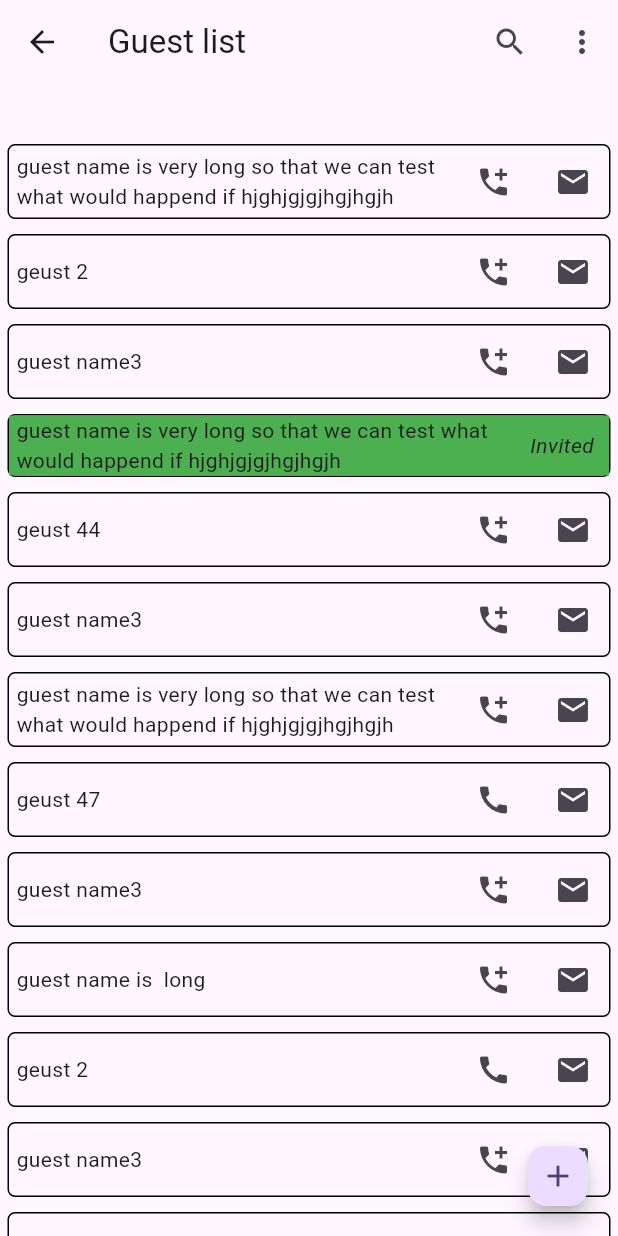
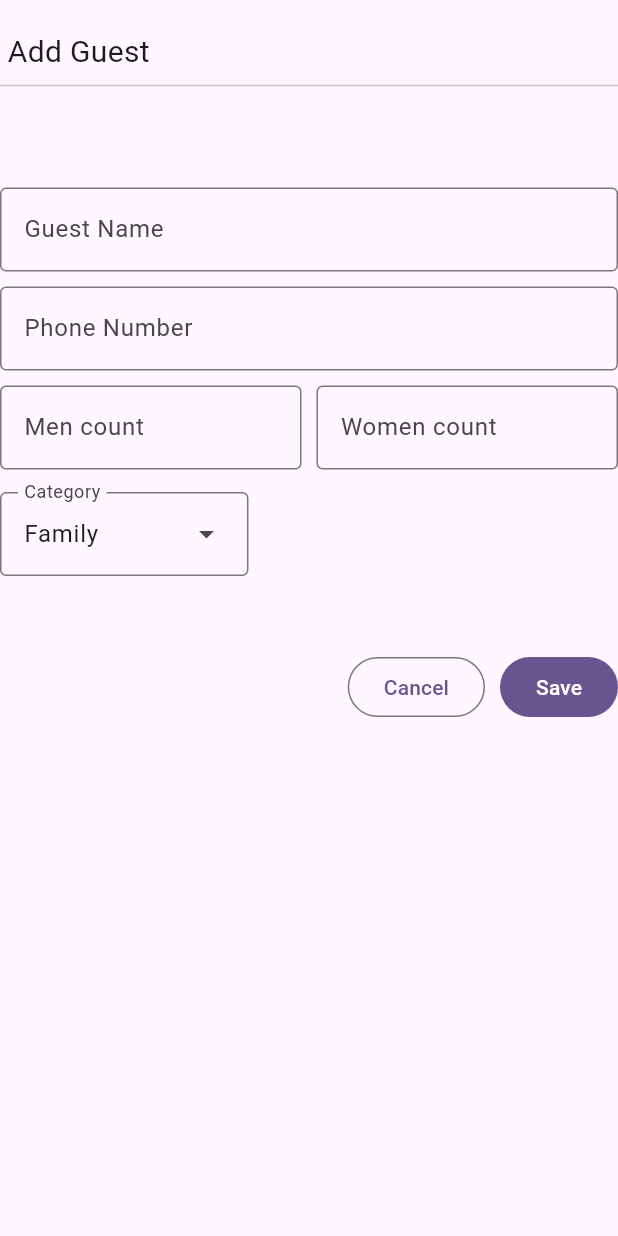
Before and after one commit to imen-bouabdallah/wedding_planner, a Flutter app: the screen it shows after launch, item 3 of the bottom bar chosen, after a tap on the "add" icon, on a phone screen of 412 x 824 dp. Run offline on Flutter 3.47's test engine with Material 3 defaults, Android fonts, the light colour scheme and no system bars; our stand-ins replace fluttertoast.

Commit message:
changed list view

```diff
--- a/lib/screens/guestList.dart
+++ b/lib/screens/guestList.dart
@@ -1,4 +1,5 @@
 import 'package:flutter/material.dart';
+import 'package:flutter/services.dart';
 import 'package:url_launcher/url_launcher.dart';
 import 'package:wedding_planner/classes/Guest.dart';
 
@@ -11,6 +12,13 @@ class Guest_list extends StatefulWidget {
 
 class _Guest_listState extends State<Guest_list> {
   @override
+
+  final _guestNameController = TextEditingController();
+  final _phoneNumberController = TextEditingController();
+  final _guestType = TextEditingController();
+  final _menNumber = TextEditingController();
+  final _womenNumber = TextEditingController();
+
 
 
 
@@ -31,7 +39,7 @@ class _Guest_listState extends State<Guest_list> {
     Guest("guest name3"),
   ];
 
-  Container guest(Guest guest){
+  Widget guest(Guest guest){
     return  Container(
       color:  guest.isInvited ? Colors.green : Colors.transparent,
       child: guest.isInvited ? ///if the guest is invited
@@ -79,6 +87,138 @@ class _Guest_listState extends State<Guest_list> {
         ],
       ),
     );
+  } //guest tile
+
+  Widget _createGuest(){
+    return  Dialog.fullscreen(
+
+      child: SingleChildScrollView(
+        child: Column(
+          mainAxisSize: MainAxisSize.max,
+
+          //mainAxisAlignment: MainAxisAlignment.center,
+          children: [
+            const SizedBox(height: 20,),
+            const Row(
+              children: [
+                SizedBox(width: 5,),
+                 Text('Add Guest ',
+                style: TextStyle(
+                  fontSize: 20
+                ),),
+              ],
+            ),
+            const Divider(),
+            const SizedBox(height: 60,),
+            TextFormField(
+              controller: _guestNameController,
+              decoration: const InputDecoration(
+                  border: OutlineInputBorder(),
+                  labelText: 'Guest Name',
+                  fillColor: Colors.blue
+              ),
+              validator: (value){
+                if (value == null || value.isEmpty){
+                  return 'Please enter the name';
+                }
+                return null;
+              },
+            ),
+            const SizedBox(height: 10,),
+            TextField(
+              controller: _phoneNumberController,
+              keyboardType: TextInputType.phone,
+              decoration: const InputDecoration(
+                border: OutlineInputBorder(),
+                  labelText: 'Phone Number',
+              ),
+            ),
+            const SizedBox(height: 10,),
+
+            Row(
+              mainAxisAlignment: MainAxisAlignment.spaceBetween,
+
+              children: [
+                Expanded(
+                    child: TextField(
+                      controller: _menNumber,
+                      keyboardType: TextInputType.number,
+                      decoration: const InputDecoration(
+                        border: OutlineInputBorder(),
+                        labelText: 'Men count',
+                      ),
+                    ) ),
+                const SizedBox(width: 10,),
+                Expanded(
+                    child: TextField(
+                      controller: _womenNumber,
+                      keyboardType: TextInputType.number,
+                      decoration: const InputDecoration(
+                        border: OutlineInputBorder(),
+                        labelText: 'Women count',
+                      ),
+                      onTapOutside: (event) {
+                        print('onTapOutside');
+                        FocusManager.instance.primaryFocus?.unfocus();
+                      },
+                    ),
+                )
+              ],
+            ),
+            const SizedBox(height: 15,),
+
+            Row(
+              children: [
+                DropdownMenu(
+                  onSelected: (value){
+
+
+                  },
+                  label: const Text('Category'),
+                  controller: _guestType,
+                  initialSelection: 'Family',
+                  requestFocusOnTap: false, //so that we have to choose from menu
+
+                  dropdownMenuEntries: const [
+                    DropdownMenuEntry(value: 'Family', label: 'Family'),
+                    DropdownMenuEntry(value: 'Friends', label: 'Friends'),
+                    DropdownMenuEntry(value: 'Neighbors', label: 'Neighbors'),
+                    DropdownMenuEntry(value: 'Others', label: 'Others'),],
+
+                ),
+              ],
+            ),
+
+            const SizedBox(height: 50,),
+            Align(
+              alignment: Alignment.bottomRight,
+              child: Row(
+                mainAxisAlignment: MainAxisAlignment.end,
+                children: [
+                  OutlinedButton(onPressed: (){
+                    Navigator.of(context).pop();
+                  }, child: Text('Cancel')),
+                  const SizedBox(width: 10,),
+                  FilledButton(onPressed: (){}, child: Text('Save')),
+                ],
+              ),
+            ),
+
+          ],
+        ),
+      ),
+    );
+  }
+
+
+  @override
+  void dispose() {
+
+
+    _guestNameController.dispose();
+    _phoneNumberController.dispose();
+    _guestType.dispose();
+    super.dispose();
   }
 
   @override
@@ -120,16 +260,16 @@ class _Guest_listState extends State<Guest_list> {
                 const SizedBox(height: 10,),
               ],
             ),
-          const SizedBox(height: 50),
+          const SizedBox(height: 60),
 
         ],
       ),
-      floatingActionButton: FloatingActionButton.small(
-        onPressed: (){},
+      floatingActionButton: FloatingActionButton(
+        onPressed: () => showDialog(context: context,
+        builder: (BuildContext context)=> _createGuest()),
         child: const Icon(Icons.add),
       ),
     );
 
-
   }
 }
```
Also changed, not shown: lib/classes/ToDo_item.dart (+8 -23 lines), lib/screens/todoList.dart (+144 -133 lines).
